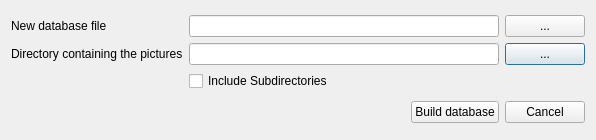
Before: the Qt Designer form newdatabasedlg.ui in seanet7or/mosaicit, drawn with Qt 5.
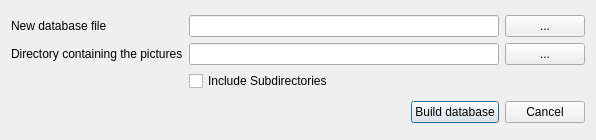
After: the same form once the commit is applied.

Commit message: set correct default buttons

```diff
--- a/newdatabasedlg.ui
+++ b/newdatabasedlg.ui
@@ -93,6 +93,9 @@
        <property name="text">
         <string>Build database</string>
        </property>
+       <property name="default">
+        <bool>true</bool>
+       </property>
       </widget>
      </item>
      <item row="0" column="0">
```
The commit also changes 9 other files.
